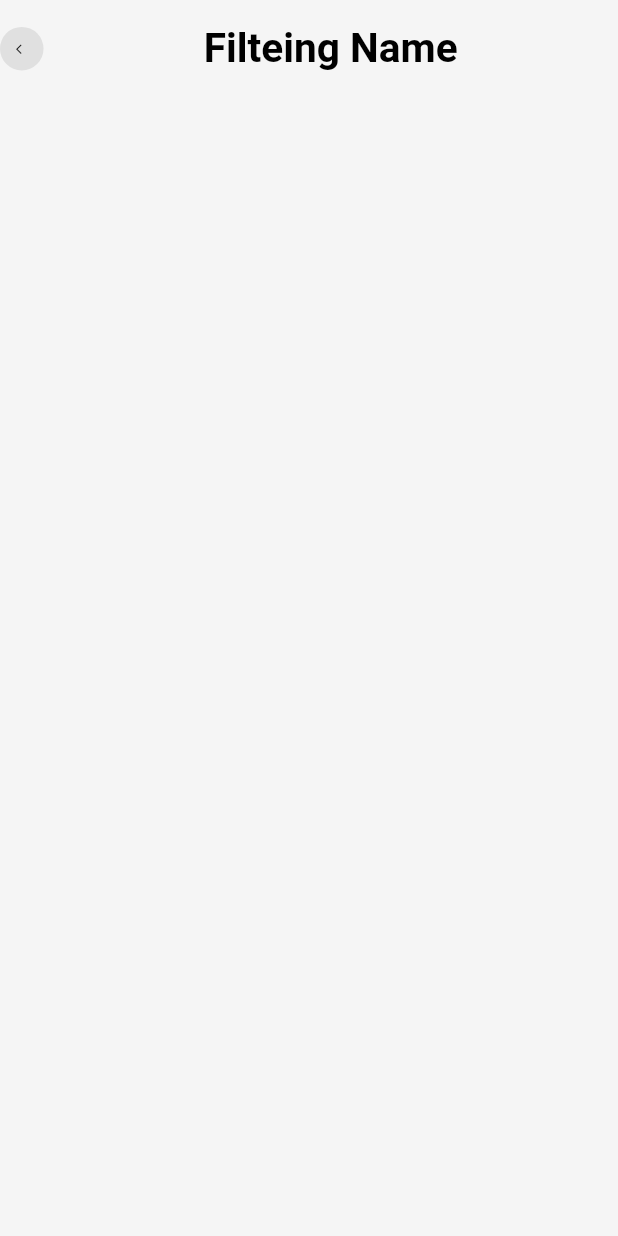
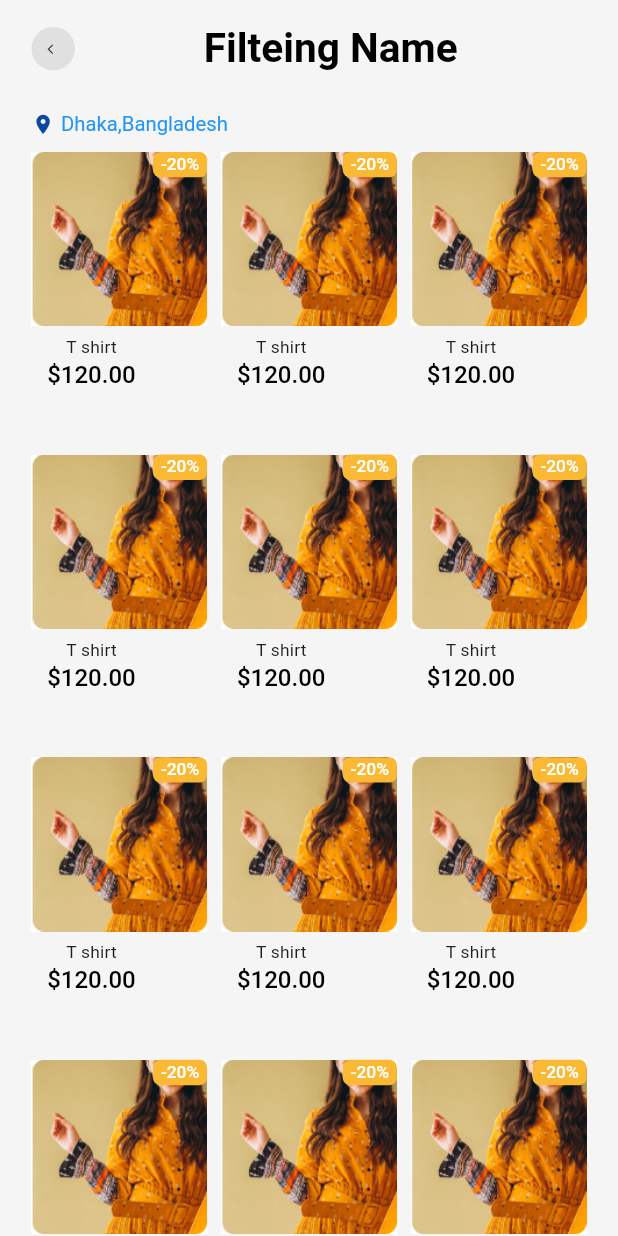
Before and after one commit to nizam-app/Market-Jango-Backend-Update, a Flutter app: the FilterScreen screen opened directly, on a phone screen of 412 x 824 dp. Run offline on Flutter 3.47's test engine with Material 3 defaults, Android fonts, the phone set to English and light mode, and no system bars; our stand-ins replace carousel_slider, flutter_riverpod, flutter_screenutil, flutter_svg, get, go_router and 4 more.

Commit message:
Add filter screen and update navigation flow
Introduced FilterScreen with a grid view and location display. Updated LocationFilteringTab to navigate to FilterScreen after a delay. Added new color constants to AllColor. Registered FilterScreen route in app_routes.dart.

```diff
--- a/lib/core/constants/color_control/all_color.dart
+++ b/lib/core/constants/color_control/all_color.dart
@@ -4,17 +4,35 @@ class AllColor {
  static final Color yellow50 = const Color(0xFFFEF8EB);
   static final Color yellow500 = const Color(0xFFF9B935);
   static final Color yellow700 =  Color(0xffB18326);
+
+
+
   static final Color textBorderColor = const Color(0xFFFAC75D);
   static final Color textHintColor = const Color(0xFF3D5B73);
   static final Color loginButtonColor = const Color(0xFFF9B935);
-  static final Color green500 = const Color.fromRGBO(13, 50, 80, 1);
-  static final Color green300 = const Color(0xFF5D768A);
- static Color white = Color(0xffffffff);
+
+
+ static final Color green300 = const Color(0xFF5D768A);
+ static final Color green500 = const Color.fromRGBO(13, 50, 80, 1);
+
+
+
+
+ static final Color white = Color(0xffffffff);
  static final black = Color(0xff202020);
+
+
  static final gray100 = Colors.grey.shade100;
  static final gray300 = Colors.grey.shade300;
+
+
  static final dropDown = const Color(0xffD9E8F4);
+
+
+ static final blue = Colors.blue;
  static final blue50 = Colors.blue.shade50;
- static final blue = Colors.blue;
+ static final blue500 = Colors.blue.shade500;
+ static final blue900 = Colors.blue.shade900;
+
 
 }
--- a/lib/features/buyer/screens/Filter_screen.dart
+++ b/lib/features/buyer/screens/Filter_screen.dart
@@ -1,20 +1,98 @@
 import 'package:flutter/material.dart';
+import 'package:flutter_screenutil/flutter_screenutil.dart';
+import 'package:market_jango/core/constants/color_control/all_color.dart';
 import 'package:market_jango/core/widget/TupperTextAndBackButton.dart';
 class FilterScreen extends StatelessWidget {
   const FilterScreen({super.key});
+  static final routeName = "/filterScreen";
 
   @override
   Widget build(BuildContext context) {
     return Scaffold(
       body: SafeArea(child:
       SingleChildScrollView(
-        child: Column(
-          children: [
-            Tuppertextandbackbutton(screenName: "Filteing Name")
+        child: Padding(
+          padding:  EdgeInsets.symmetric(horizontal: 20.w),
+          child: Column(
+            children: [
+              Tuppertextandbackbutton(screenName: "Filteing Name"),
+              buildLocation(context),
+          GridView.builder(
+              shrinkWrap: true,
+              physics: NeverScrollableScrollPhysics(),
+              gridDelegate: SliverGridDelegateWithFixedCrossAxisCount(
+                crossAxisCount: 3,
+                // mainAxisSpacing: 0.h,
+                crossAxisSpacing: 9.w,
+                childAspectRatio: 0.6.h,
+              ),
+              itemCount: 20,
+              // Example item count
+              itemBuilder: (context, index) {
+                return Column(
+                  crossAxisAlignment: CrossAxisAlignment.start,
+                  children: [
+                    Stack(
+                      children: [
+                        // Image
+                        Image.asset(
+                          'assets/images/clothing3.jpg', // আপনার ইমেজ পাথ দিন এখানে
+                          fit: BoxFit.cover,
+                        ),
+                        // Discount Tag
+                        Positioned(
+                          top: 0.h,
+                          right: 0.w,
+                          child: Container(
+                            padding: EdgeInsets.symmetric(horizontal: 5.w, vertical: 1.h),
+                            decoration: BoxDecoration(
+                              color: AllColor.yellow500,
+                              borderRadius: BorderRadius.circular(5.r),
+                            ),
+                            child: Text(
+                              '-20%',
+                              style:Theme.of(context).textTheme.titleLarge!.copyWith(
+                                  fontSize: 12.sp,color: AllColor.white
+                              ),
+                            ),
+                          ),
+                        ),
 
-          ],
+                      ],
+                    ),
+                    Padding(
+                      padding: EdgeInsets.symmetric(horizontal: 10.w,vertical: 5.h),
+                      child: Column(
+                        children: [
+                          Text("T shirt",style: Theme.of(context).textTheme.titleMedium!.copyWith(color: AllColor.black),),
+                          Text("\$120.00",style: Theme.of(context).textTheme.headlineMedium!.copyWith(fontWeight: FontWeight.w500),)
+                        ],
+                      ),
+                    )
+                  ],
+                );}
+          )
+
+            ],
+          ),
         ),
       )),
     );
   }
+
+  Column buildLocation(BuildContext context) {
+    return Column(
+      children: [
+        Row(
+                  children: [
+                    Icon(Icons.location_on,size: 16.sp,color: AllColor.blue900,),
+                    SizedBox(width: 4.w,),
+                    Text("Dhaka,Bangladesh",style: Theme.of(context).textTheme.headlineMedium!.copyWith(
+                        fontSize: 14.sp,color: AllColor.blue500),)
+                 ],
+                ),
+        SizedBox(height: 10.h,)
+      ],
+    );
+  }
 }
--- a/lib/features/buyer/screens/location_filtering_tab.dart
+++ b/lib/features/buyer/screens/location_filtering_tab.dart
@@ -1,10 +1,29 @@
+import 'dart:async';
+
 import 'package:flutter/material.dart';
 import 'package:flutter_screenutil/flutter_screenutil.dart';
+import 'package:go_router/go_router.dart';
 import 'package:market_jango/core/constants/color_control/all_color.dart';
+import 'package:market_jango/features/buyer/screens/Filter_screen.dart';
 
-class LocationFilteringTab extends StatelessWidget {
+class LocationFilteringTab extends StatefulWidget {
   const LocationFilteringTab({super.key});
 
+  @override
+  State<LocationFilteringTab> createState() => _LocationFilteringTabState();
+}
+
+class _LocationFilteringTabState extends State<LocationFilteringTab> {
+
+
+  @override
+  void initState() {
+    // TODO: implement initState
+    super.initState();
+    Timer(Duration(seconds: 2), () {
+      context.push(FilterScreen.routeName);
+    });
+  }
   @override
   Widget build(BuildContext context) {
     String? selectedCountry = 'Bangladesh';
--- a/lib/routes/app_routes.dart
+++ b/lib/routes/app_routes.dart
@@ -13,6 +13,7 @@ import 'package:market_jango/features/auth/screens/splash_screen.dart';
 import 'package:market_jango/features/auth/screens/user.dart';
 import 'package:market_jango/features/auth/screens/vendor_request_from.dart';
 import 'package:market_jango/features/auth/screens/verification_screen.dart';
+import 'package:market_jango/features/buyer/screens/Filter_screen.dart';
 import 'package:market_jango/features/buyer/screens/categori_screen.dart';
 import 'package:market_jango/features/buyer/screens/home_screen.dart';
 import 'package:market_jango/features/buyer/screens/notification_screen.dart';
@@ -132,6 +133,11 @@ GoRoute(
       name: 'notification_screen',
       builder: (context, state) =>  NotificationsScreen(),
     ),
+    GoRoute(
+      path: FilterScreen.routeName,
+      name: 'filter_screen',
+      builder: (context, state) =>  FilterScreen(),
+    ),
 
 
 
```
